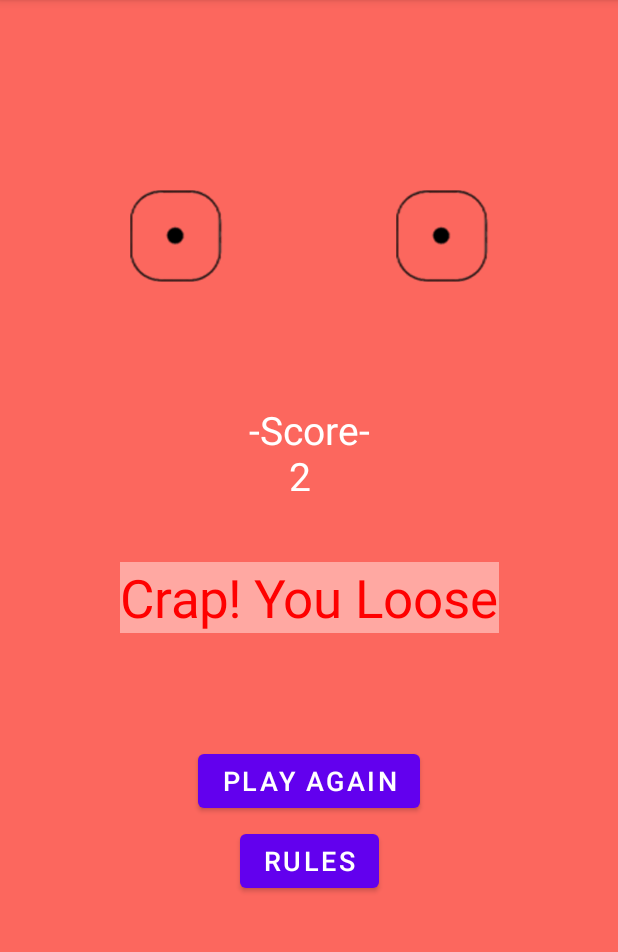
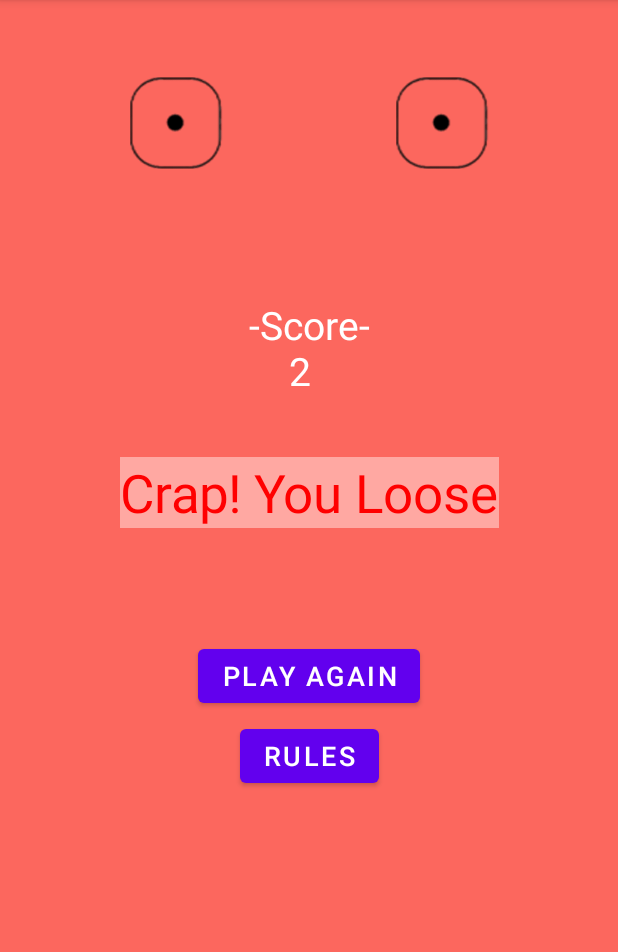
Before and after one commit to nbakh16/dice-game-android, an Android app: the MainActivity screen opened directly, with no data from a screen before it, after a tap on "ROLL", on a phone screen of 412 x 824 dp, the part 84-1036 px from its top. Run offline under Robolectric (Android 15) with nearby library versions, the phone set to English and light mode, and no system bars.

Commit message:
Bug fixes & Code cleanup

```diff
--- a/app/src/main/java/com/nbakh/dicegame/MainActivity.kt
+++ b/app/src/main/java/com/nbakh/dicegame/MainActivity.kt
@@ -49,43 +49,28 @@ class MainActivity : AppCompatActivity() {
     }
 
     fun rollDice(view: View) {
-        rollDice()
+        rollingDice()
         gameManager()
         rolldiceimageview.imageAlpha = 0
     }
 
-    fun rollDice() {
+    fun rollingDice() {
         //dice1
         dice1 = (1..6).random()
-        val diceImage1 = when(dice1) {
-            1 -> R.drawable.dice_side_1
-            2 -> R.drawable.dice_side_2
-            3 -> R.drawable.dice_side_3
-            4 -> R.drawable.dice_side_4
-            5 -> R.drawable.dice_side_5
-            else -> R.drawable.dice_side_6
-        }
-        dice1imageview.setImageResource(diceImage1)
+        dice1imageview.setImageResource(diceSides(dice1))
 
         //dice2
         dice2 = (1..6).random()
-        val diceImage2 = when(dice2) {
-            1 -> R.drawable.dice_side_1
-            2 -> R.drawable.dice_side_2
-            3 -> R.drawable.dice_side_3
-            4 -> R.drawable.dice_side_4
-            5 -> R.drawable.dice_side_5
-            else -> R.drawable.dice_side_6
-        }
-        dice2imageview.setImageResource(diceImage2)
+        dice2imageview.setImageResource(diceSides(dice2))
 
+        //score
         sum = (dice1 + dice2)
-
         sumtextview.text = "-Score-\n    ${sum.toString()}"
     }
 
     fun gameManager() {
-        if(isFirstThrow){
+
+        if(isFirstThrow){ //on First throw
             if(sum==7 || sum==11){
                 youWon()
                 resulttextview.text = "Lucky! You Won"
@@ -102,11 +87,11 @@ class MainActivity : AppCompatActivity() {
             isFirstThrow = false
         }
 
-        else if (!isFirstThrow){
+        else if (!isFirstThrow){ //After first throw
             if (sum==7){
                 youLoose()
             }
-            else if (sum==target){
+            else if (sum==target) {
                 youWon()
             }
         }
@@ -115,20 +100,32 @@ class MainActivity : AppCompatActivity() {
     fun youWon(){
         resulttextview.text = "You Won!"
         resulttextview.setTextColor(Color.BLUE)
-        TVDesignForWinLoose()
+        tvDesignForWinLoose()
     }
     fun youLoose(){
         resulttextview.text = "You Loose!"
         resulttextview.setTextColor(Color.RED)
-        TVDesignForWinLoose()
+        tvDesignForWinLoose()
     }
 
-    fun TVDesignForWinLoose(){
+    fun tvDesignForWinLoose(){
         resulttextview.textSize = 35.0f
         resulttextview.setBackgroundResource(R.color.red_orange_light)
         rollbutton.visibility = View.INVISIBLE
         playagainbutton.visibility = View.VISIBLE
         rulesbutton.visibility = View.VISIBLE
+    }
+
+    fun diceSides(dices: Int): Int {
+        val diceImage = when(dices) {
+            1 -> R.drawable.dice_side_1
+            2 -> R.drawable.dice_side_2
+            3 -> R.drawable.dice_side_3
+            4 -> R.drawable.dice_side_4
+            5 -> R.drawable.dice_side_5
+            else -> R.drawable.dice_side_6
+        }
+        return diceImage
     }
 
     fun playAgain(view: View) {
--- a/app/src/main/res/layout/activity_main.xml
+++ b/app/src/main/res/layout/activity_main.xml
@@ -12,7 +12,7 @@
         android:layout_width="64sp"
         android:layout_height="64sp"
         android:layout_marginStart="85dp"
-        android:layout_marginTop="125dp"
+        android:layout_marginTop="50dp"
         android:src="@drawable/dice_side_empty"
         app:layout_constraintStart_toStartOf="parent"
         app:layout_constraintTop_toTopOf="parent" />
@@ -21,7 +21,7 @@
         android:id="@+id/dice2iv"
         android:layout_width="64sp"
         android:layout_height="64sp"
-        android:layout_marginTop="125dp"
+        android:layout_marginTop="50dp"
         android:layout_marginEnd="85dp"
         android:src="@drawable/dice_side_empty"
         app:layout_constraintEnd_toEndOf="parent"
@@ -69,7 +69,7 @@
         android:id="@+id/targettv"
         android:layout_width="wrap_content"
         android:layout_height="wrap_content"
-        android:layout_marginTop="220dp"
+        android:layout_marginTop="150dp"
         android:text=""
         android:textColor="#0000FF"
         android:textSize="24sp"
@@ -81,7 +81,7 @@
         android:id="@+id/rolldiceiv"
         android:layout_width="194dp"
         android:layout_height="156dp"
-        android:layout_marginTop="180dp"
+        android:layout_marginTop="110dp"
         app:layout_constraintEnd_toEndOf="parent"
         app:layout_constraintHorizontal_bias="0.498"
         app:layout_constraintStart_toStartOf="parent"
```
Also changed, not shown: app/src/main/res/layout/activity_menu.xml (+5 -5 lines).
